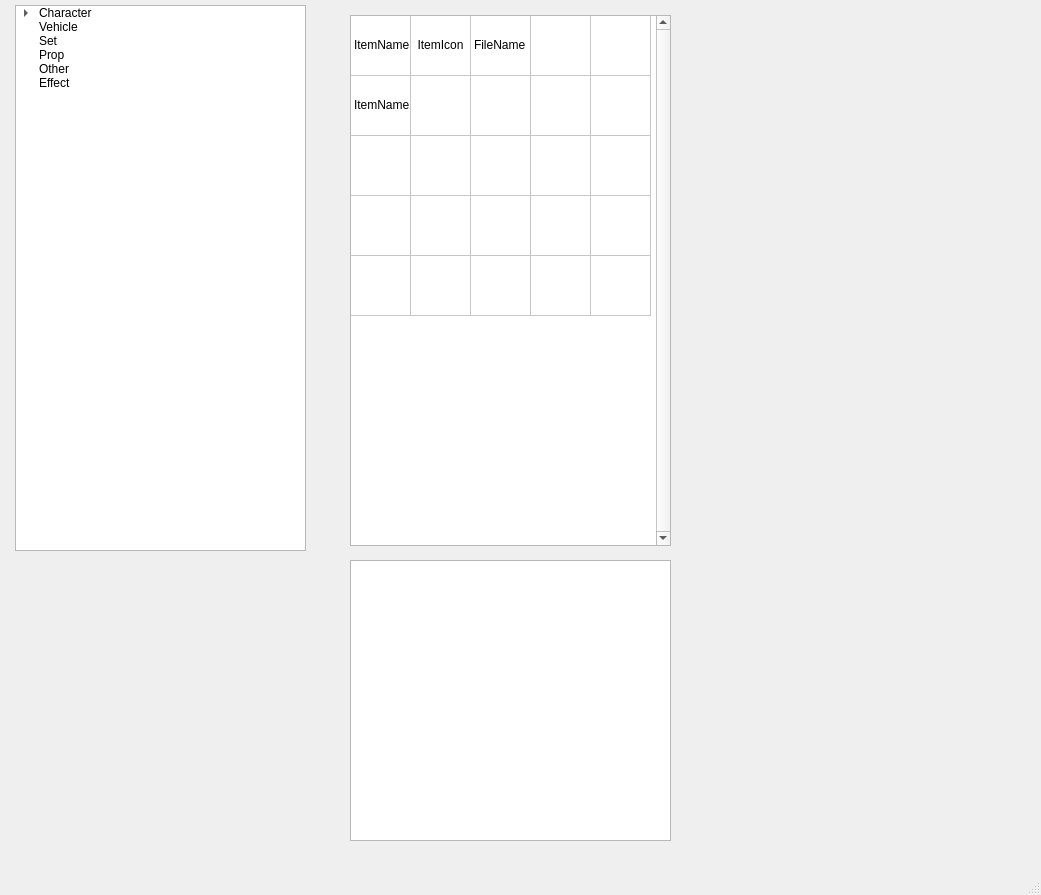
The window that publishTool/assembleTest_B01_UI.ui (alpha0080/mayaTool) describes before a commit, drawn with Qt 5.
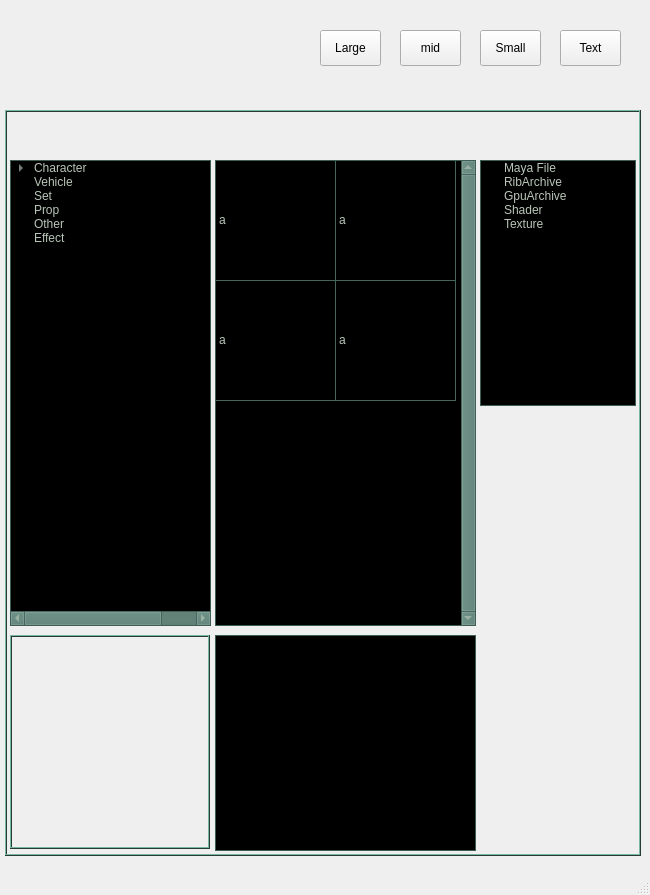
The same window after the commit. Icons and pictures are not drawn.

Commit message: assemble_B01_1

Diff of the .ui file:
```diff
--- a/publishTool/assembleTest_B01_UI.ui
+++ b/publishTool/assembleTest_B01_UI.ui
@@ -6,10 +6,16 @@
    <rect>
     <x>0</x>
     <y>0</y>
-    <width>1041</width>
+    <width>650</width>
     <height>895</height>
    </rect>
   </property>
+  <property name="minimumSize">
+   <size>
+    <width>650</width>
+    <height>0</height>
+   </size>
+  </property>
   <property name="windowTitle">
    <string>MainWindow</string>
   </property>
@@ -17,13 +23,513 @@
    <bool>false</bool>
   </property>
   <widget class="QWidget" name="centralwidget">
-   <widget class="QTreeWidget" name="treeWidget">
+   <widget class="QPushButton" name="pushButton_P3_largeIcon">
     <property name="geometry">
      <rect>
-      <x>15</x>
-      <y>5</y>
-      <width>291</width>
-      <height>546</height>
+      <x>320</x>
+      <y>30</y>
+      <width>61</width>
+      <height>36</height>
+     </rect>
+    </property>
+    <property name="text">
+     <string>Large</string>
+    </property>
+    <property name="checkable">
+     <bool>true</bool>
+    </property>
+   </widget>
+   <widget class="QPushButton" name="pushButton_P3_MidIcon">
+    <property name="geometry">
+     <rect>
+      <x>400</x>
+      <y>30</y>
+      <width>61</width>
+      <height>36</height>
+     </rect>
+    </property>
+    <property name="text">
+     <string>mid</string>
+    </property>
+    <property name="checkable">
+     <bool>true</bool>
+    </property>
+   </widget>
+   <widget class="QPushButton" name="pushButton_P3_smallIcon">
+    <property name="geometry">
+     <rect>
+      <x>480</x>
+      <y>30</y>
+      <width>61</width>
+      <height>36</height>
+     </rect>
+    </property>
+    <property name="text">
+     <string>Small</string>
+    </property>
+    <property name="checkable">
+     <bool>true</bool>
+    </property>
+   </widget>
+   <widget class="QPushButton" name="pushButton_P3_text">
+    <property name="geometry">
+     <rect>
+      <x>560</x>
+      <y>30</y>
+      <width>61</width>
+      <height>36</height>
+     </rect>
+    </property>
+    <property name="text">
+     <string>Text</string>
+    </property>
+    <property name="checkable">
+     <bool>true</bool>
+    </property>
+   </widget>
+   <widget class="QFrame" name="frame_15">
+    <property name="geometry">
+     <rect>
+      <x>5</x>
+      <y>110</y>
+      <width>636</width>
+      <height>746</height>
+     </rect>
+    </property>
+    <property name="palette">
+     <palette>
+      <active>
+       <colorrole role="WindowText">
+        <brush brushstyle="SolidPattern">
+         <color alpha="255">
+          <red>185</red>
+          <green>198</green>
+          <blue>185</blue>
+         </color>
+        </brush>
+       </colorrole>
+       <colorrole role="Button">
+        <brush brushstyle="SolidPattern">
+         <color alpha="255">
+          <red>81</red>
+          <green>121</green>
+          <blue>109</blue>
+         </color>
+        </brush>
+       </colorrole>
+       <colorrole role="Light">
+        <brush brushstyle="SolidPattern">
+         <color alpha="255">
+          <red>121</red>
+          <green>182</green>
+          <blue>164</blue>
+         </color>
+        </brush>
+       </colorrole>
+       <colorrole role="Midlight">
+        <brush brushstyle="SolidPattern">
+         <color alpha="255">
+          <red>101</red>
+          <green>151</green>
+          <blue>136</blue>
+         </color>
+        </brush>
+       </colorrole>
+       <colorrole role="Dark">
+        <brush brushstyle="SolidPattern">
+         <color alpha="255">
+          <red>40</red>
+          <green>60</green>
+          <blue>54</blue>
+         </color>
+        </brush>
+       </colorrole>
+       <colorrole role="Mid">
+        <brush brushstyle="SolidPattern">
+         <color alpha="255">
+          <red>54</red>
+          <green>80</green>
+          <blue>72</blue>
+         </color>
+        </brush>
+       </colorrole>
+       <colorrole role="Text">
+        <brush brushstyle="SolidPattern">
+         <color alpha="255">
+          <red>185</red>
+          <green>198</green>
+          <blue>185</blue>
+         </color>
+        </brush>
+       </colorrole>
+       <colorrole role="BrightText">
+        <brush brushstyle="SolidPattern">
+         <color alpha="255">
+          <red>255</red>
+          <green>255</green>
+          <blue>255</blue>
+         </color>
+        </brush>
+       </colorrole>
+       <colorrole role="ButtonText">
+        <brush brushstyle="SolidPattern">
+         <color alpha="255">
+          <red>255</red>
+          <green>255</green>
+          <blue>255</blue>
+         </color>
+        </brush>
+       </colorrole>
+       <colorrole role="Base">
+        <brush brushstyle="SolidPattern">
+         <color alpha="255">
+          <red>0</red>
+          <green>0</green>
+          <blue>0</blue>
+         </color>
+        </brush>
+       </colorrole>
+       <colorrole role="Window">
+        <brush brushstyle="SolidPattern">
+         <color alpha="255">
+          <red>81</red>
+          <green>121</green>
+          <blue>109</blue>
+         </color>
+        </brush>
+       </colorrole>
+       <colorrole role="Shadow">
+        <brush brushstyle="SolidPattern">
+         <color alpha="255">
+          <red>0</red>
+          <green>0</green>
+          <blue>0</blue>
+         </color>
+        </brush>
+       </colorrole>
+       <colorrole role="AlternateBase">
+        <brush brushstyle="SolidPattern">
+         <color alpha="255">
+          <red>40</red>
+          <green>60</green>
+          <blue>54</blue>
+         </color>
+        </brush>
+       </colorrole>
+       <colorrole role="ToolTipBase">
+        <brush brushstyle="SolidPattern">
+         <color alpha="255">
+          <red>255</red>
+          <green>255</green>
+          <blue>220</blue>
+         </color>
+        </brush>
+       </colorrole>
+       <colorrole role="ToolTipText">
+        <brush brushstyle="SolidPattern">
+         <color alpha="255">
+          <red>0</red>
+          <green>0</green>
+          <blue>0</blue>
+         </color>
+        </brush>
+       </colorrole>
+      </active>
+      <inactive>
+       <colorrole role="WindowText">
+        <brush brushstyle="SolidPattern">
+         <color alpha="255">
+          <red>185</red>
+          <green>198</green>
+          <blue>185</blue>
+         </color>
+        </brush>
+       </colorrole>
+       <colorrole role="Button">
+        <brush brushstyle="SolidPattern">
+         <color alpha="255">
+          <red>81</red>
+          <green>121</green>
+          <blue>109</blue>
+         </color>
+        </brush>
+       </colorrole>
+       <colorrole role="Light">
+        <brush brushstyle="SolidPattern">
+         <color alpha="255">
+          <red>121</red>
+          <green>182</green>
+          <blue>164</blue>
+         </color>
+        </brush>
+       </colorrole>
+       <colorrole role="Midlight">
+        <brush brushstyle="SolidPattern">
+         <color alpha="255">
+          <red>101</red>
+          <green>151</green>
+          <blue>136</blue>
+         </color>
+        </brush>
+       </colorrole>
+       <colorrole role="Dark">
+        <brush brushstyle="SolidPattern">
+         <color alpha="255">
+          <red>40</red>
+          <green>60</green>
+          <blue>54</blue>
+         </color>
+        </brush>
+       </colorrole>
+       <colorrole role="Mid">
+        <brush brushstyle="SolidPattern">
+         <color alpha="255">
+          <red>54</red>
+          <green>80</green>
+          <blue>72</blue>
+         </color>
+        </brush>
+       </colorrole>
+       <colorrole role="Text">
+        <brush brushstyle="SolidPattern">
+         <color alpha="255">
+          <red>185</red>
+          <green>198</green>
+          <blue>185</blue>
+         </color>
+        </brush>
+       </colorrole>
+       <colorrole role="BrightText">
+        <brush brushstyle="SolidPattern">
+         <color alpha="255">
+          <red>255</red>
+          <green>255</green>
+          <blue>255</blue>
+         </color>
+        </brush>
+       </colorrole>
+       <colorrole role="ButtonText">
+        <brush brushstyle="SolidPattern">
+         <color alpha="255">
+          <red>255</red>
+          <green>255</green>
+          <blue>255</blue>
+         </color>
+        </brush>
+       </colorrole>
+       <colorrole role="Base">
+        <brush brushstyle="SolidPattern">
+         <color alpha="255">
+          <red>0</red>
+          <green>0</green>
+          <blue>0</blue>
+         </color>
+        </brush>
+       </colorrole>
+       <colorrole role="Window">
+        <brush brushstyle="SolidPattern">
+         <color alpha="255">
+          <red>81</red>
+          <green>121</green>
+          <blue>109</blue>
+         </color>
+        </brush>
+       </colorrole>
+       <colorrole role="Shadow">
+        <brush brushstyle="SolidPattern">
+         <color alpha="255">
+          <red>0</red>
+          <green>0</green>
+          <blue>0</blue>
+         </color>
+        </brush>
+       </colorrole>
+       <colorrole role="AlternateBase">
+        <brush brushstyle="SolidPattern">
+         <color alpha="255">
+          <red>40</red>
+          <green>60</green>
+          <blue>54</blue>
+         </color>
+        </brush>
+       </colorrole>
+       <colorrole role="ToolTipBase">
+        <brush brushstyle="SolidPattern">
+         <color alpha="255">
+          <red>255</red>
+          <green>255</green>
+          <blue>220</blue>
+         </color>
+        </brush>
+       </colorrole>
+       <colorrole role="ToolTipText">
+        <brush brushstyle="SolidPattern">
+         <color alpha="255">
+          <red>0</red>
+          <green>0</green>
+          <blue>0</blue>
+         </color>
+        </brush>
+       </colorrole>
+      </inactive>
+      <disabled>
+       <colorrole role="WindowText">
+        <brush brushstyle="SolidPattern">
+         <color alpha="255">
+          <red>40</red>
+          <green>60</green>
+          <blue>54</blue>
+         </color>
+        </brush>
+       </colorrole>
+       <colorrole role="Button">
+        <brush brushstyle="SolidPattern">
+         <color alpha="255">
+          <red>81</red>
+          <green>121</green>
+          <blue>109</blue>
+         </color>
+        </brush>
+       </colorrole>
+       <colorrole role="Light">
+        <brush brushstyle="SolidPattern">
+         <color alpha="255">
+          <red>121</red>
+          <green>182</green>
+          <blue>164</blue>
+         </color>
+        </brush>
+       </colorrole>
+       <colorrole role="Midlight">
+        <brush brushstyle="SolidPattern">
+         <color alpha="255">
+          <red>101</red>
+          <green>151</green>
+          <blue>136</blue>
+         </color>
+        </brush>
+       </colorrole>
+       <colorrole role="Dark">
+        <brush brushstyle="SolidPattern">
+         <color alpha="255">
+          <red>40</red>
+          <green>60</green>
+          <blue>54</blue>
+         </color>
+        </brush>
+       </colorrole>
+       <colorrole role="Mid">
+        <brush brushstyle="SolidPattern">
+         <color alpha="255">
+          <red>54</red>
+          <green>80</green>
+          <blue>72</blue>
+         </color>
+        </brush>
+       </colorrole>
+       <colorrole role="Text">
+        <brush brushstyle="SolidPattern">
+         <color alpha="255">
+          <red>40</red>
+          <green>60</green>
+          <blue>54</blue>
+         </color>
+        </brush>
+       </colorrole>
+       <colorrole role="BrightText">
+        <brush brushstyle="SolidPattern">
+         <color alpha="255">
+          <red>255</red>
+          <green>255</green>
+          <blue>255</blue>
+         </color>
+        </brush>
+       </colorrole>
+       <colorrole role="ButtonText">
+        <brush brushstyle="SolidPattern">
+         <color alpha="255">
+          <red>40</red>
+          <green>60</green>
+          <blue>54</blue>
+         </color>
+        </brush>
+       </colorrole>
+       <colorrole role="Base">
+        <brush brushstyle="SolidPattern">
+         <color alpha="255">
+          <red>81</red>
+          <green>121</green>
+          <blue>109</blue>
+         </color>
+        </brush>
+       </colorrole>
+       <colorrole role="Window">
+        <brush brushstyle="SolidPattern">
+         <color alpha="255">
+          <red>81</red>
+          <green>121</green>
+          <blue>109</blue>
+         </color>
+        </brush>
+       </colorrole>
+       <colorrole role="Shadow">
+        <brush brushstyle="SolidPattern">
+         <color alpha="255">
+          <red>0</red>
+          <green>0</green>
+          <blue>0</blue>
+         </color>
+        </brush>
+       </colorrole>
+       <colorrole role="AlternateBase">
+        <brush brushstyle="SolidPattern">
+         <color alpha="255">
+          <red>81</red>
+          <green>121</green>
+          <blue>109</blue>
+         </color>
+        </brush>
+       </colorrole>
+       <colorrole role="ToolTipBase">
+        <brush brushstyle="SolidPattern">
+         <color alpha="255">
+          <red>255</red>
+          <green>255</green>
+          <blue>220</blue>
+         </color>
+        </brush>
+       </colorrole>
+       <colorrole role="ToolTipText">
+        <brush brushstyle="SolidPattern">
+         <color alpha="255">
+          <red>0</red>
+          <green>0</green>
+          <blue>0</blue>
+         </color>
+        </brush>
+       </colorrole>
+      </disabled>
+     </palette>
+    </property>
+    <property name="frameShape">
+     <enum>QFrame::Box</enum>
+    </property>
+    <property name="frameShadow">
+     <enum>QFrame::Raised</enum>
+    </property>
+    <property name="lineWidth">
+     <number>1</number>
+    </property>
+    <property name="midLineWidth">
+     <number>0</number>
+    </property>
+    <widget class="QTreeWidget" name="treeWidget_sceneAssembleTree">
+     <property name="geometry">
+      <rect>
+       <x>5</x>
+       <y>50</y>
+       <width>201</width>
+       <height>466</height>
      </rect>
     </property>
     <property name="dragEnabled">
@@ -130,13 +636,13 @@
      </property>
     </item>
    </widget>
-   <widget class="QTableWidget" name="tableWidget">
+    <widget class="QTableWidget" name="tableWidget_AssetItemList">
     <property name="geometry">
      <rect>
-      <x>350</x>
-      <y>15</y>
-      <width>321</width>
-      <height>531</height>
+       <x>210</x>
+       <y>50</y>
+       <width>261</width>
+       <height>466</height>
      </rect>
     </property>
     <property name="layoutDirection">
@@ -167,10 +673,10 @@
      <enum>Qt::ElideNone</enum>
     </property>
     <property name="rowCount">
-     <number>5</number>
+      <number>2</number>
     </property>
     <property name="columnCount">
-     <number>5</number>
+      <number>2</number>
     </property>
     <attribute name="horizontalHeaderVisible">
      <bool>false</bool>
@@ -179,7 +685,7 @@
      <bool>false</bool>
     </attribute>
     <attribute name="horizontalHeaderDefaultSectionSize">
-     <number>60</number>
+      <number>120</number>
     </attribute>
     <attribute name="horizontalHeaderMinimumSectionSize">
      <number>25</number>
@@ -197,7 +703,7 @@
      <bool>false</bool>
     </attribute>
     <attribute name="verticalHeaderDefaultSectionSize">
-     <number>60</number>
+      <number>120</number>
     </attribute>
     <attribute name="verticalHeaderHighlightSections">
      <bool>true</bool>
@@ -205,88 +711,543 @@
     <attribute name="verticalHeaderMinimumSectionSize">
      <number>25</number>
     </attribute>
-    <row>
-     <property name="text">
-      <string>新增列</string>
-     </property>
-    </row>
-    <row>
-     <property name="text">
-      <string>1a</string>
-     </property>
-    </row>
-    <row>
-     <property name="text">
-      <string>2a</string>
-     </property>
-    </row>
-    <row>
-     <property name="text">
-      <string>3a</string>
-     </property>
-    </row>
     <row/>
-    <column>
-     <property name="text">
-      <string>ItemName</string>
-     </property>
-     <property name="textAlignment">
-      <set>AlignLeading|AlignVCenter</set>
-     </property>
-    </column>
-    <column>
-     <property name="text">
-      <string>ItemIcon</string>
-     </property>
-    </column>
-    <column>
-     <property name="text">
-      <string>MayaPath</string>
-     </property>
-    </column>
-    <column>
-     <property name="text">
-      <string>RibArchive</string>
-     </property>
-    </column>
-    <column>
-     <property name="text">
-      <string>GpuCache</string>
-     </property>
-    </column>
+     <row/>
+     <column/>
+     <column/>
     <item row="0" column="0">
      <property name="text">
-      <string>ItemName</string>
+       <string>a</string>
      </property>
     </item>
     <item row="0" column="1">
      <property name="text">
-      <string>ItemIcon</string>
-     </property>
-     <property name="textAlignment">
-      <set>AlignCenter</set>
-     </property>
-    </item>
-    <item row="0" column="2">
-     <property name="text">
-      <string>FileName</string>
+       <string>a</string>
      </property>
     </item>
     <item row="1" column="0">
      <property name="text">
-      <string>ItemName2</string>
-     </property>
-    </item>
-   </widget>
-   <widget class="QPlainTextEdit" name="plainTextEdit">
+       <string>a</string>
+      </property>
+     </item>
+     <item row="1" column="1">
+      <property name="text">
+       <string>a</string>
+      </property>
+     </item>
+    </widget>
+    <widget class="QTreeWidget" name="treeWidget_inputOption">
     <property name="geometry">
      <rect>
-      <x>350</x>
-      <y>560</y>
-      <width>321</width>
-      <height>281</height>
-     </rect>
-    </property>
+       <x>475</x>
+       <y>50</y>
+       <width>156</width>
+       <height>246</height>
+      </rect>
+     </property>
+     <property name="rootIsDecorated">
+      <bool>true</bool>
+     </property>
+     <attribute name="headerVisible">
+      <bool>false</bool>
+     </attribute>
+     <attribute name="headerMinimumSectionSize">
+      <number>25</number>
+     </attribute>
+     <column>
+      <property name="text">
+       <string>1</string>
+      </property>
+     </column>
+     <item>
+      <property name="text">
+       <string>Maya File</string>
+      </property>
+     </item>
+     <item>
+      <property name="text">
+       <string>RibArchive</string>
+      </property>
+     </item>
+     <item>
+      <property name="text">
+       <string>GpuArchive</string>
+      </property>
+     </item>
+     <item>
+      <property name="text">
+       <string>Shader</string>
+      </property>
+     </item>
+     <item>
+      <property name="text">
+       <string>Texture</string>
+      </property>
+     </item>
+    </widget>
+    <widget class="QPlainTextEdit" name="plainTextEdit_assetMetaData">
+     <property name="geometry">
+      <rect>
+       <x>210</x>
+       <y>525</y>
+       <width>261</width>
+       <height>216</height>
+      </rect>
+     </property>
+    </widget>
+    <widget class="QFrame" name="frame_7">
+     <property name="geometry">
+      <rect>
+       <x>5</x>
+       <y>525</y>
+       <width>200</width>
+       <height>214</height>
+      </rect>
+     </property>
+     <property name="palette">
+      <palette>
+       <active>
+        <colorrole role="WindowText">
+         <brush brushstyle="SolidPattern">
+          <color alpha="255">
+           <red>185</red>
+           <green>198</green>
+           <blue>185</blue>
+          </color>
+         </brush>
+        </colorrole>
+        <colorrole role="Button">
+         <brush brushstyle="SolidPattern">
+          <color alpha="255">
+           <red>81</red>
+           <green>121</green>
+           <blue>109</blue>
+          </color>
+         </brush>
+        </colorrole>
+        <colorrole role="Light">
+         <brush brushstyle="SolidPattern">
+          <color alpha="255">
+           <red>121</red>
+           <green>182</green>
+           <blue>164</blue>
+          </color>
+         </brush>
+        </colorrole>
+        <colorrole role="Midlight">
+         <brush brushstyle="SolidPattern">
+          <color alpha="255">
+           <red>101</red>
+           <green>151</green>
+           <blue>136</blue>
+          </color>
+         </brush>
+        </colorrole>
+        <colorrole role="Dark">
+         <brush brushstyle="SolidPattern">
+          <color alpha="255">
+           <red>40</red>
+           <green>60</green>
+           <blue>54</blue>
+          </color>
+         </brush>
+        </colorrole>
+        <colorrole role="Mid">
+         <brush brushstyle="SolidPattern">
+          <color alpha="255">
+           <red>54</red>
+           <green>80</green>
+           <blue>72</blue>
+          </color>
+         </brush>
+        </colorrole>
+        <colorrole role="Text">
+         <brush brushstyle="SolidPattern">
+          <color alpha="255">
+           <red>185</red>
+           <green>198</green>
+           <blue>185</blue>
+          </color>
+         </brush>
+        </colorrole>
+        <colorrole role="BrightText">
+         <brush brushstyle="SolidPattern">
+          <color alpha="255">
+           <red>255</red>
+           <green>255</green>
+           <blue>255</blue>
+          </color>
+         </brush>
+        </colorrole>
+        <colorrole role="ButtonText">
+         <brush brushstyle="SolidPattern">
+          <color alpha="255">
+           <red>255</red>
+           <green>255</green>
+           <blue>255</blue>
+          </color>
+         </brush>
+        </colorrole>
+        <colorrole role="Base">
+         <brush brushstyle="SolidPattern">
+          <color alpha="255">
+           <red>0</red>
+           <green>0</green>
+           <blue>0</blue>
+          </color>
+         </brush>
+        </colorrole>
+        <colorrole role="Window">
+         <brush brushstyle="SolidPattern">
+          <color alpha="255">
+           <red>81</red>
+           <green>121</green>
+           <blue>109</blue>
+          </color>
+         </brush>
+        </colorrole>
+        <colorrole role="Shadow">
+         <brush brushstyle="SolidPattern">
+          <color alpha="255">
+           <red>0</red>
+           <green>0</green>
+           <blue>0</blue>
+          </color>
+         </brush>
+        </colorrole>
+        <colorrole role="AlternateBase">
+         <brush brushstyle="SolidPattern">
+          <color alpha="255">
+           <red>40</red>
+           <green>60</green>
+           <blue>54</blue>
+          </color>
+         </brush>
+        </colorrole>
+        <colorrole role="ToolTipBase">
+         <brush brushstyle="SolidPattern">
+          <color alpha="255">
+           <red>255</red>
+           <green>255</green>
+           <blue>220</blue>
+          </color>
+         </brush>
+        </colorrole>
+        <colorrole role="ToolTipText">
+         <brush brushstyle="SolidPattern">
+          <color alpha="255">
+           <red>0</red>
+           <green>0</green>
+           <blue>0</blue>
+          </color>
+         </brush>
+        </colorrole>
+       </active>
+       <inactive>
+        <colorrole role="WindowText">
+         <brush brushstyle="SolidPattern">
+          <color alpha="255">
+           <red>185</red>
+           <green>198</green>
+           <blue>185</blue>
+          </color>
+         </brush>
+        </colorrole>
+        <colorrole role="Button">
+         <brush brushstyle="SolidPattern">
+          <color alpha="255">
+           <red>81</red>
+           <green>121</green>
+           <blue>109</blue>
+          </color>
+         </brush>
+        </colorrole>
+        <colorrole role="Light">
+         <brush brushstyle="SolidPattern">
+          <color alpha="255">
+           <red>121</red>
+           <green>182</green>
+           <blue>164</blue>
+          </color>
+         </brush>
+        </colorrole>
+        <colorrole role="Midlight">
+         <brush brushstyle="SolidPattern">
+          <color alpha="255">
+           <red>101</red>
+           <green>151</green>
+           <blue>136</blue>
+          </color>
+         </brush>
+        </colorrole>
+        <colorrole role="Dark">
+         <brush brushstyle="SolidPattern">
+          <color alpha="255">
+           <red>40</red>
+           <green>60</green>
+           <blue>54</blue>
+          </color>
+         </brush>
+        </colorrole>
+        <colorrole role="Mid">
+         <brush brushstyle="SolidPattern">
+          <color alpha="255">
+           <red>54</red>
+           <green>80</green>
+           <blue>72</blue>
+          </color>
+         </brush>
+        </colorrole>
+        <colorrole role="Text">
+         <brush brushstyle="SolidPattern">
+          <color alpha="255">
+           <red>185</red>
+           <green>198</green>
+           <blue>185</blue>
+          </color>
+         </brush>
+        </colorrole>
+        <colorrole role="BrightText">
+         <brush brushstyle="SolidPattern">
+          <color alpha="255">
+           <red>255</red>
+           <green>255</green>
+           <blue>255</blue>
+          </color>
+         </brush>
+        </colorrole>
+        <colorrole role="ButtonText">
+         <brush brushstyle="SolidPattern">
+          <color alpha="255">
+           <red>255</red>
+           <green>255</green>
+           <blue>255</blue>
+          </color>
+         </brush>
+        </colorrole>
+        <colorrole role="Base">
+         <brush brushstyle="SolidPattern">
+          <color alpha="255">
+           <red>0</red>
+           <green>0</green>
+           <blue>0</blue>
+          </color>
+         </brush>
+        </colorrole>
+        <colorrole role="Window">
+         <brush brushstyle="SolidPattern">
+          <color alpha="255">
+           <red>81</red>
+           <green>121</green>
+           <blue>109</blue>
+          </color>
+         </brush>
+        </colorrole>
+        <colorrole role="Shadow">
+         <brush brushstyle="SolidPattern">
+          <color alpha="255">
+           <red>0</red>
+           <green>0</green>
+           <blue>0</blue>
+          </color>
+         </brush>
+        </colorrole>
+        <colorrole role="AlternateBase">
+         <brush brushstyle="SolidPattern">
+          <color alpha="255">
+           <red>40</red>
+           <green>60</green>
+           <blue>54</blue>
+          </color>
+         </brush>
+        </colorrole>
+        <colorrole role="ToolTipBase">
+         <brush brushstyle="SolidPattern">
+          <color alpha="255">
+           <red>255</red>
+           <green>255</green>
+           <blue>220</blue>
+          </color>
+         </brush>
+        </colorrole>
+        <colorrole role="ToolTipText">
+         <brush brushstyle="SolidPattern">
+          <color alpha="255">
+           <red>0</red>
+           <green>0</green>
+           <blue>0</blue>
+          </color>
+         </brush>
+        </colorrole>
+       </inactive>
+       <disabled>
+        <colorrole role="WindowText">
+         <brush brushstyle="SolidPattern">
+          <color alpha="255">
+           <red>40</red>
+           <green>60</green>
+           <blue>54</blue>
+          </color>
+         </brush>
+        </colorrole>
+        <colorrole role="Button">
+         <brush brushstyle="SolidPattern">
+          <color alpha="255">
+           <red>81</red>
+           <green>121</green>
+           <blue>109</blue>
+          </color>
+         </brush>
+        </colorrole>
+        <colorrole role="Light">
+         <brush brushstyle="SolidPattern">
+          <color alpha="255">
+           <red>121</red>
+           <green>182</green>
+           <blue>164</blue>
+          </color>
+         </brush>
+        </colorrole>
+        <colorrole role="Midlight">
+         <brush brushstyle="SolidPattern">
+          <color alpha="255">
+           <red>101</red>
+           <green>151</green>
+           <blue>136</blue>
+          </color>
+         </brush>
+        </colorrole>
+        <colorrole role="Dark">
+         <brush brushstyle="SolidPattern">
+          <color alpha="255">
+           <red>40</red>
+           <green>60</green>
+           <blue>54</blue>
+          </color>
+         </brush>
+        </colorrole>
+        <colorrole role="Mid">
+         <brush brushstyle="SolidPattern">
+          <color alpha="255">
+           <red>54</red>
+           <green>80</green>
+           <blue>72</blue>
+          </color>
+         </brush>
+        </colorrole>
+        <colorrole role="Text">
+         <brush brushstyle="SolidPattern">
+          <color alpha="255">
+           <red>40</red>
+           <green>60</green>
+           <blue>54</blue>
+          </color>
+         </brush>
+        </colorrole>
+        <colorrole role="BrightText">
+         <brush brushstyle="SolidPattern">
+          <color alpha="255">
+           <red>255</red>
+           <green>255</green>
+           <blue>255</blue>
+          </color>
+         </brush>
+        </colorrole>
+        <colorrole role="ButtonText">
+         <brush brushstyle="SolidPattern">
+          <color alpha="255">
+           <red>40</red>
+           <green>60</green>
+           <blue>54</blue>
+          </color>
+         </brush>
+        </colorrole>
+        <colorrole role="Base">
+         <brush brushstyle="SolidPattern">
+          <color alpha="255">
+           <red>81</red>
+           <green>121</green>
+           <blue>109</blue>
+          </color>
+         </brush>
+        </colorrole>
+        <colorrole role="Window">
+         <brush brushstyle="SolidPattern">
+          <color alpha="255">
+           <red>81</red>
+           <green>121</green>
+           <blue>109</blue>
+          </color>
+         </brush>
+        </colorrole>
+        <colorrole role="Shadow">
+         <brush brushstyle="SolidPattern">
+          <color alpha="255">
+           <red>0</red>
+           <green>0</green>
+           <blue>0</blue>
+          </color>
+         </brush>
+        </colorrole>
+        <colorrole role="AlternateBase">
+         <brush brushstyle="SolidPattern">
+          <color alpha="255">
+           <red>81</red>
+           <green>121</green>
+           <blue>109</blue>
+          </color>
+         </brush>
+        </colorrole>
+        <colorrole role="ToolTipBase">
+         <brush brushstyle="SolidPattern">
+          <color alpha="255">
+           <red>255</red>
+           <green>255</green>
+           <blue>220</blue>
+          </color>
+         </brush>
+        </colorrole>
+        <colorrole role="ToolTipText">
+         <brush brushstyle="SolidPattern">
+          <color alpha="255">
+           <red>0</red>
+           <green>0</green>
+           <blue>0</blue>
+          </color>
+         </brush>
+        </colorrole>
+       </disabled>
+      </palette>
+     </property>
+     <property name="frameShape">
+      <enum>QFrame::Box</enum>
+     </property>
+     <property name="frameShadow">
+      <enum>QFrame::Raised</enum>
+     </property>
+     <property name="lineWidth">
+      <number>1</number>
+     </property>
+     <property name="midLineWidth">
+      <number>0</number>
+     </property>
+     <widget class="QLabel" name="label_showImage_2">
+      <property name="geometry">
+       <rect>
+        <x>5</x>
+        <y>7</y>
+        <width>196</width>
+        <height>185</height>
+       </rect>
+      </property>
+      <property name="text">
+       <string/>
+      </property>
+      <property name="pixmap">
+       <pixmap>icons/publishToolIcon/picture-01-150.png</pixmap>
+      </property>
+     </widget>
+    </widget>
    </widget>
   </widget>
   <widget class="QStatusBar" name="statusbar"/>
```
Lines whose indentation alone changed are shown as unchanged. The commit also changes 5 other files.
